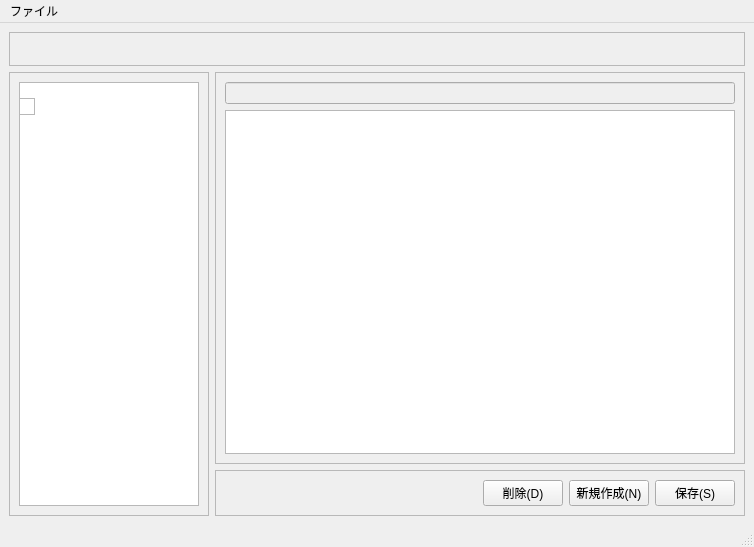
First picture: the form in main.ui, repository narupo/note, before the edit.
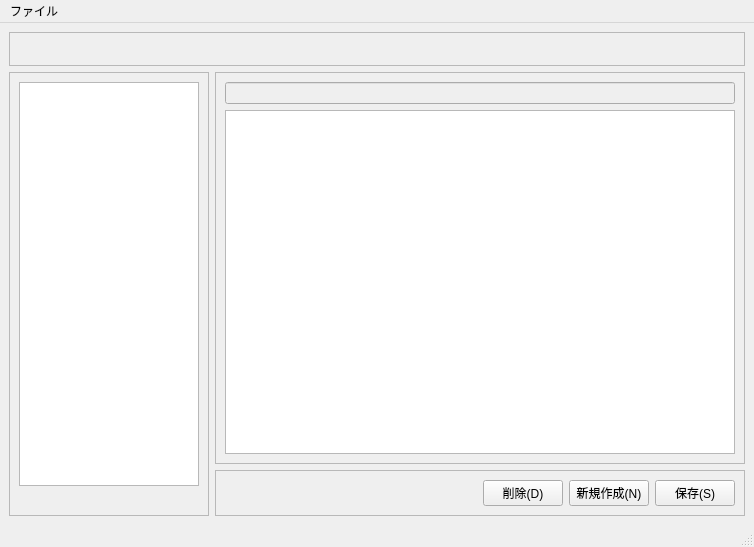
Second picture: the form after the edit. Icons and pictures are not drawn.

Patch:
```diff
--- a/main.ui
+++ b/main.ui
@@ -171,29 +171,14 @@
        <item row="0" column="0">
         <widget class="QListView" name="pageList"/>
        </item>
+       <item row="1" column="0">
+        <widget class="QLabel" name="pageListLabel">
+         <property name="text">
+          <string/>
+         </property>
+        </widget>
+       </item>
       </layout>
-      <widget class="QFrame" name="frame">
-       <property name="geometry">
-        <rect>
-         <x>10</x>
-         <y>26</y>
-         <width>16</width>
-         <height>17</height>
-        </rect>
-       </property>
-       <property name="maximumSize">
-        <size>
-         <width>16777215</width>
-         <height>300</height>
-        </size>
-       </property>
-       <property name="frameShape">
-        <enum>QFrame::StyledPanel</enum>
-       </property>
-       <property name="frameShadow">
-        <enum>QFrame::Raised</enum>
-       </property>
-      </widget>
      </widget>
     </item>
    </layout>
```
Left out of the diff: 18 changed lines with no effect on the pictures.
